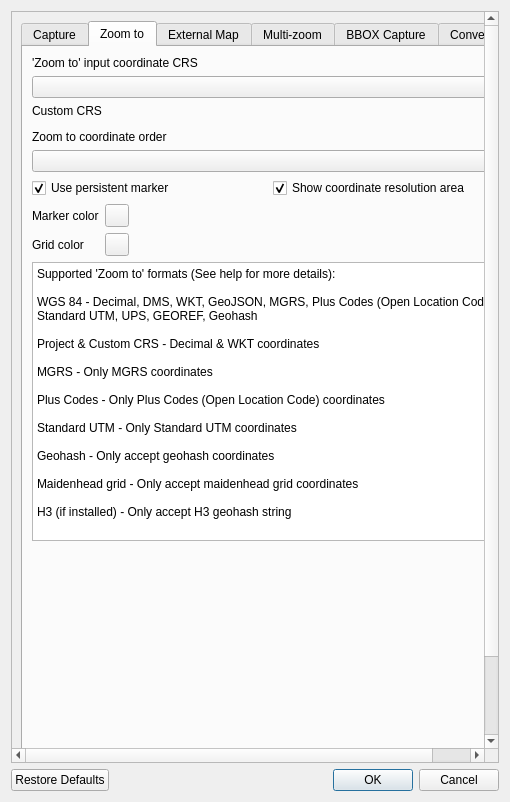
The window that ui/latLonSettings.ui (NationalSecurityAgency/qgis-latlontools-plugin) describes before a commit, drawn with Qt 5.
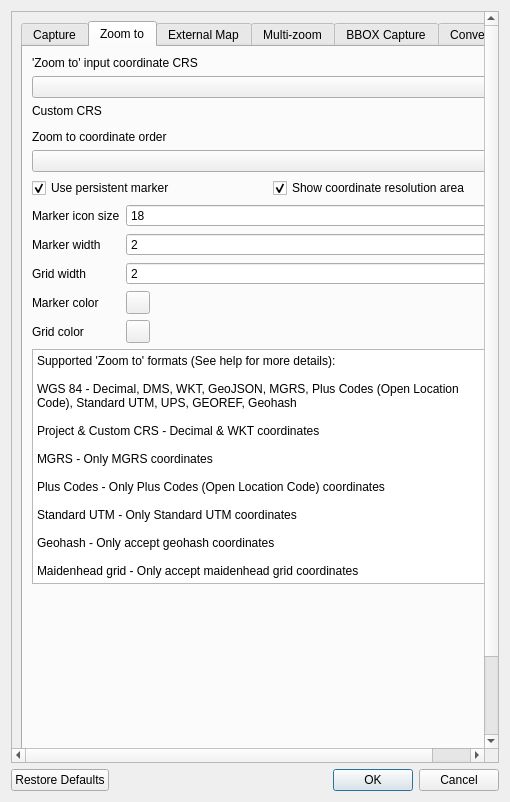
The same window after the commit. The open tabs and pages were chosen to show the change. Custom widgets are drawn as their Qt base class.

Commit message: Allow the user to set the zoom to marker size

Diff of the .ui file:
```diff
--- a/ui/latLonSettings.ui
+++ b/ui/latLonSettings.ui
@@ -463,13 +463,56 @@
            <item>
             <layout class="QFormLayout" name="formLayout_6">
              <item row="0" column="0">
+              <widget class="QLabel" name="label_63">
+               <property name="text">
+                <string>Marker icon size</string>
+               </property>
+              </widget>
+             </item>
+             <item row="0" column="1">
+              <widget class="QSpinBox" name="markerSizeSpinBox">
+               <property name="minimum">
+                <number>5</number>
+               </property>
+               <property name="maximum">
+                <number>199</number>
+               </property>
+               <property name="singleStep">
+                <number>1</number>
+               </property>
+               <property name="value">
+                <number>18</number>
+               </property>
+              </widget>
+             </item>
+             <item row="1" column="0">
+              <widget class="QLabel" name="label_64">
+               <property name="text">
+                <string>Marker width</string>
+               </property>
+              </widget>
+             </item>
+             <item row="1" column="1">
+              <widget class="QSpinBox" name="markerWidthSpinBox">
+               <property name="minimum">
+                <number>1</number>
+               </property>
+               <property name="maximum">
+                <number>31</number>
+               </property>
+               <property name="value">
+                <number>2</number>
+               </property>
+              </widget>
+             </item>
+             <item row="3" column="0">
               <widget class="QLabel" name="label_59">
                <property name="text">
                 <string>Marker color</string>
                </property>
               </widget>
              </item>
-             <item row="0" column="1">
+             <item row="3" column="1">
               <widget class="QgsColorButton" name="markerColorButton">
                <property name="color">
                 <color>
@@ -480,24 +523,44 @@
                </property>
               </widget>
              </item>
-             <item row="1" column="1">
-              <widget class="QgsColorButton" name="gridColorButton">
-               <property name="color">
-                <color>
-                 <red>255</red>
-                 <green>0</green>
-                 <blue>0</blue>
-                </color>
-               </property>
-              </widget>
-             </item>
-             <item row="1" column="0">
+             <item row="4" column="0">
               <widget class="QLabel" name="label_60">
                <property name="text">
                 <string>Grid color</string>
                </property>
               </widget>
              </item>
+             <item row="4" column="1">
+              <widget class="QgsColorButton" name="gridColorButton">
+               <property name="color">
+                <color>
+                 <red>255</red>
+                 <green>0</green>
+                 <blue>0</blue>
+                </color>
+               </property>
+              </widget>
+             </item>
+             <item row="2" column="1">
+              <widget class="QSpinBox" name="gridWidthSpinBox">
+               <property name="minimum">
+                <number>1</number>
+               </property>
+               <property name="maximum">
+                <number>31</number>
+               </property>
+               <property name="value">
+                <number>2</number>
+               </property>
+              </widget>
+             </item>
+             <item row="2" column="0">
+              <widget class="QLabel" name="label_65">
+               <property name="text">
+                <string>Grid width</string>
+               </property>
+              </widget>
+             </item>
             </layout>
            </item>
            <item>
```
The commit also changes 6 other files.
